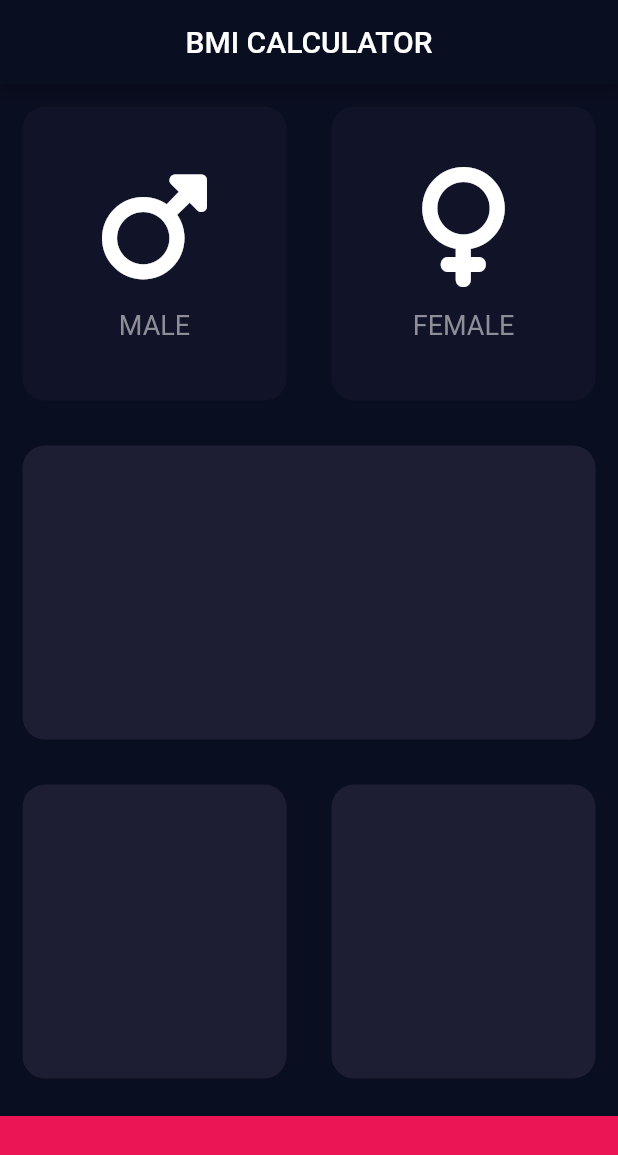
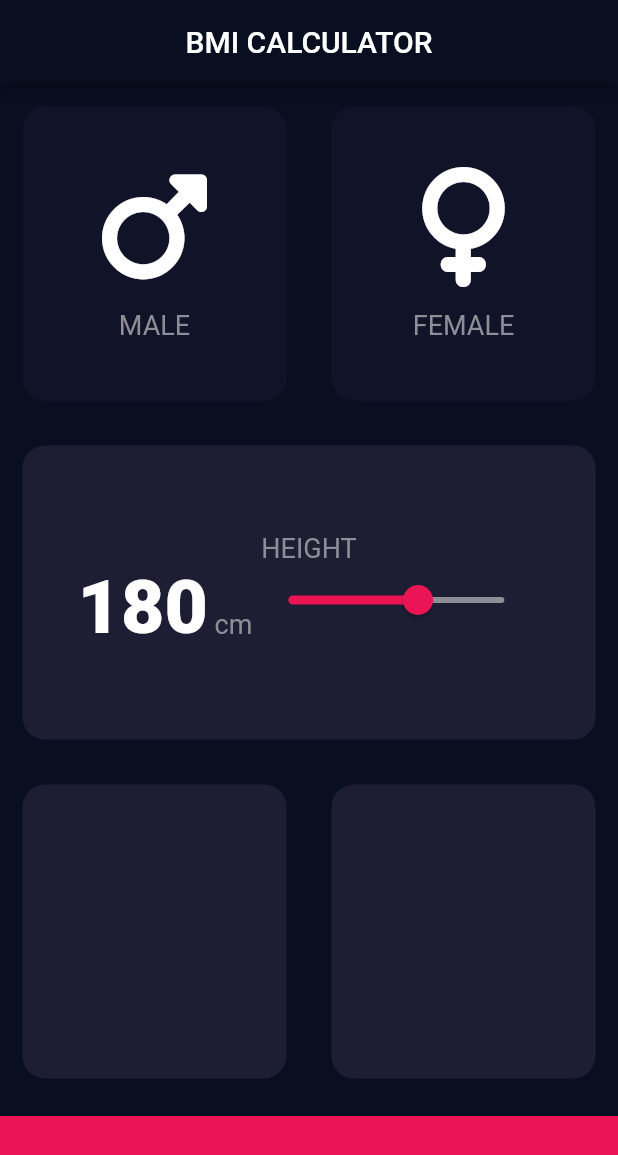
Before and after one commit to Dolnys/bmi_calculator, a Flutter app: the screen it shows after launch, on a phone screen of 412 x 824 dp. Shown: the top 1155 px of the screen. Run offline on Flutter 3.47's test engine with Material 2 defaults, Android fonts, the phone set to English and light mode, and no system bars; our stand-ins replace font_awesome_flutter.

Commit message:
add height slider

```diff
--- /dev/null
+++ b/lib/const/constants.dart
@@ -0,0 +1,16 @@
+import 'package:flutter/material.dart';
+
+const activeCardColor = Color(0xFF1D1E33);
+const inactiveCardColor = Color(0xFF111328);
+const bottomButtonHeight = 80.0;
+const ContainerColour = Color(0xFFEB1555);
+
+const labelTextStyle = TextStyle(
+  fontSize: 18.0,
+  color: Color(0xFF8D8E98),
+);
+
+const numberTextStyle = TextStyle(
+  fontSize: 50.0,
+  fontWeight: FontWeight.w900,
+);
--- a/lib/const/icon_content.dart
+++ b/lib/const/icon_content.dart
@@ -1,3 +1,4 @@
+import 'package:bmi_calculator/const/constants.dart';
 import 'package:flutter/material.dart';
 import 'package:font_awesome_flutter/font_awesome_flutter.dart';
 
@@ -20,11 +21,8 @@ class IconContent extends StatelessWidget {
         ),
         Text(
           textcontent,
-          style: TextStyle(
-            fontSize: 18,
-            color: Color(0xFF8D8E98),
-          ),
-        )
+          style: labelTextStyle,
+        ),
       ],
     );
   }
--- a/lib/const/reusable_card.dart
+++ b/lib/const/reusable_card.dart
@@ -2,18 +2,22 @@ import 'package:flutter/material.dart';
 import 'package:font_awesome_flutter/font_awesome_flutter.dart';
 
 class ReusableCard extends StatelessWidget {
-  const ReusableCard({super.key, this.colour, this.cardChild});
+  const ReusableCard({super.key, this.colour, this.cardChild, this.onPress});
   final Color? colour;
   final Widget? cardChild;
+  final VoidCallback? onPress;
 
   @override
   Widget build(BuildContext context) {
-    return Container(
-      child: cardChild,
-      margin: const EdgeInsets.all(15),
-      decoration: BoxDecoration(
-        borderRadius: BorderRadius.circular(15.0),
-        color: colour,
+    return GestureDetector(
+      onTap: onPress,
+      child: Container(
+        child: cardChild,
+        margin: const EdgeInsets.all(15),
+        decoration: BoxDecoration(
+          borderRadius: BorderRadius.circular(15.0),
+          color: colour,
+        ),
       ),
     );
   }
--- a/lib/const/reusable_const.dart
+++ /dev/null
@@ -1,6 +0,0 @@
-import 'package:flutter/material.dart';
-
-const activeCardColor = Color(0xFF1D1E33);
-const inactiveCardColor = Color(0xFF111328);
-const bottomButtonHeight = 80.0;
-const buttomContainerColour = Color(0xFFEB1555);
--- a/lib/views/input_page.dart
+++ b/lib/views/input_page.dart
@@ -1,6 +1,6 @@
 import 'package:bmi_calculator/const/icon_content.dart';
 import 'package:bmi_calculator/const/reusable_card.dart';
-import 'package:bmi_calculator/const/reusable_const.dart';
+import 'package:bmi_calculator/const/constants.dart';
 import 'package:flutter/material.dart';
 import 'package:font_awesome_flutter/font_awesome_flutter.dart';
 
@@ -13,7 +13,7 @@ class InputPage extends StatefulWidget {
 
 class _InputPageState extends State<InputPage> {
   Gender? selectedGender;
-
+  int height = 180;
   @override
   Widget build(BuildContext context) {
     return Scaffold(
@@ -21,20 +21,18 @@ class _InputPageState extends State<InputPage> {
         title: const Center(child: Text('BMI CALCULATOR')),
       ),
       body: Column(
+        crossAxisAlignment: CrossAxisAlignment.stretch,
         children: [
           Expanded(
             child: Row(
               children: [
                 Expanded(
-                  child: GestureDetector(
-                    onTap: () {
-                      setState(
-                        () {
+                  child: ReusableCard(
+                    onPress: () {
+                      setState(() {
                         selectedGender = Gender.male;
+                      });
                     },
-                      );
-                    },
-                    child: ReusableCard(
                     cardChild: IconContent(
                       icon: FontAwesomeIcons.mars,
                       textcontent: 'MALE',
@@ -44,15 +42,13 @@ class _InputPageState extends State<InputPage> {
                         : inactiveCardColor,
                   ),
                 ),
-                ),
                 Expanded(
-                  child: GestureDetector(
-                    onTap: () {
+                  child: ReusableCard(
+                    onPress: () {
                       setState(() {
                         selectedGender = Gender.female;
                       });
                     },
-                    child: ReusableCard(
                     cardChild: IconContent(
                       icon: FontAwesomeIcons.venus,
                       textcontent: 'FEMALE',
@@ -62,18 +58,48 @@ class _InputPageState extends State<InputPage> {
                         : inactiveCardColor,
                   ),
                 ),
-                ),
               ],
             ),
           ),
           Expanded(
-            child: Row(
-              children: const [
-                Expanded(
             child: ReusableCard(
               colour: activeCardColor,
-                )),
+              cardChild: Column(
+                mainAxisAlignment: MainAxisAlignment.center,
+                children: [
+                  Text(
+                    'HEIGHT',
+                    style: labelTextStyle,
+                  ),
+                  Row(
+                    mainAxisAlignment: MainAxisAlignment.center,
+                    crossAxisAlignment: CrossAxisAlignment.baseline,
+                    textBaseline: TextBaseline.alphabetic,
+                    children: [
+                      Text(
+                        height.toString(),
+                        style: numberTextStyle,
+                      ),
+                      Text(
+                        ' cm',
+                        style: labelTextStyle,
+                      ),
+                      Slider(
+                        min: 120,
+                        max: 220,
+                        value: height.toDouble(),
+                        activeColor: Color(0xFFEB1555),
+                        inactiveColor: Color(0xFF8d8e98),
+                        onChanged: (double newValue) {
+                          setState(() {
+                            height = newValue.round();
+                          });
+                        },
+                      ),
                     ],
+                  )
+                ],
+              ),
             ),
           ),
           Expanded(
@@ -93,7 +119,7 @@ class _InputPageState extends State<InputPage> {
             ),
           ),
           Container(
-            color: buttomContainerColour,
+            color: ContainerColour,
             margin: const EdgeInsets.only(top: 10.0),
             height: bottomButtonHeight,
             width: double.infinity,
```
Lines whose indentation alone changed are shown as unchanged.
